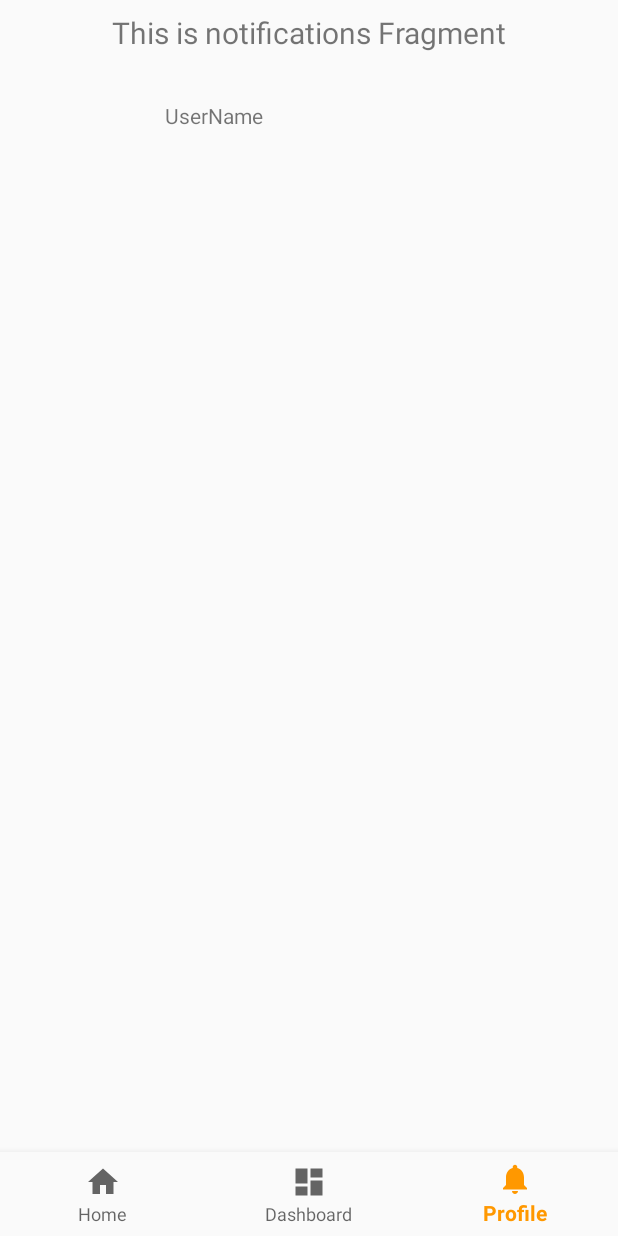
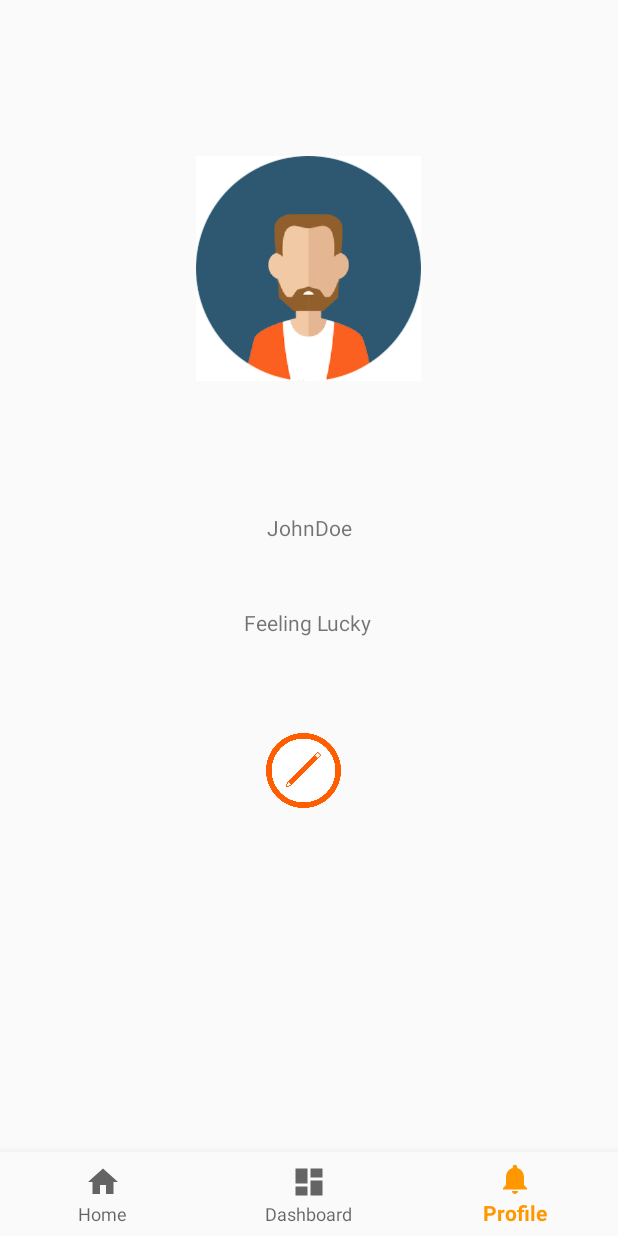
Before and after one commit to DanielZhang17/4176_project, an Android app: the NotificationsFragment screen opened through its navigation route, on a phone screen of 412 x 824 dp. Run offline under Robolectric (Android 15) with nearby library versions, the phone set to English and light mode, and no system bars; our stand-ins replace navigation-ui.

Commit message:
update with notification fragment -now user can update their profile -and save the profile into internal storage

```diff
--- a/app/src/main/java/com/example/a4176_project/ui/notifications/NotificationsFragment.kt
+++ b/app/src/main/java/com/example/a4176_project/ui/notifications/NotificationsFragment.kt
@@ -1,33 +1,95 @@
 package com.example.a4176_project.ui.notifications
 
+import android.content.ClipDescription
+import android.content.Context
 import android.os.Bundle
+import android.service.media.MediaBrowserService
+import android.util.Log
 import android.view.LayoutInflater
 import android.view.View
 import android.view.ViewGroup
-import android.widget.TextView
+import android.widget.*
+import androidx.appcompat.app.AlertDialog
 import androidx.fragment.app.Fragment
-import androidx.lifecycle.Observer
-import androidx.lifecycle.ViewModelProviders
 import com.example.a4176_project.R
+import kotlinx.android.synthetic.main.login.*
+import java.io.File
 
 class NotificationsFragment : Fragment() {
 
-    private lateinit var notificationsViewModel: NotificationsViewModel
+    val nameStorage = "nameFile"
+    val descriptionStorage = "descriptionFile"
+    var name: String = ""
+    var description: String = ""
+
+    lateinit var username: TextView
+    lateinit var descriptionView: TextView
 
     override fun onCreateView(
         inflater: LayoutInflater,
         container: ViewGroup?,
         savedInstanceState: Bundle?
     ): View? {
-        notificationsViewModel =
-            ViewModelProviders.of(this).get(NotificationsViewModel::class.java)
+
         val root = inflater.inflate(R.layout.fragment_notifications, container, false)
-        val textView: TextView = root.findViewById(R.id.text_notifications)
-        //val username: TextView = root.findViewById(R.id.username)
-        //val recycleView: TextView = root.findViewById(R.id.text_notifications)
-        notificationsViewModel.text.observe(this, Observer {
-            textView.text = it
-        })
+        val imageView: ImageView = root.findViewById(R.id.avator)
+        val file = File(context?.filesDir, nameStorage)
+
+        username= root.findViewById(R.id.profileNameView)
+        descriptionView = root.findViewById(R.id.descriptionTextView)
+
+        val button: Button = root.findViewById(R.id.editProfileButton)
+
+        button.setOnClickListener {
+            showDialog()
+        }
+
         return root
     }
+
+    fun showDialog() {
+
+        val builder = AlertDialog.Builder(context!!)
+        builder.setTitle("Set Profile")
+        val view = layoutInflater.inflate(R.layout.run_second_diaglog, null)
+        val editName: EditText = view.findViewById(R.id.editName)
+        val editDescription: EditText = view.findViewById(R.id.editDescription)
+
+        builder.setView(view)
+
+        builder.setPositiveButton(android.R.string.ok) { dialog, p1 ->
+            name = editName.text.toString()
+            description = editDescription.text.toString()
+
+            context?.openFileOutput(nameStorage, Context.MODE_PRIVATE).use {
+                it?.write(name.toByteArray())
+            }
+
+            context?.openFileOutput(descriptionStorage, Context.MODE_PRIVATE).use {
+                it?.write(description.toByteArray())
+            }
+
+            username.text =
+                context?.openFileInput(nameStorage)?.bufferedReader()?.useLines { lines ->
+
+                    lines.fold("") { some, text ->
+                        "$some\n$text"
+                    }
+                }
+
+            descriptionView.text =
+                context?.openFileInput(descriptionStorage)?.bufferedReader()?.useLines { lines ->
+
+                    lines.fold("") { some, text ->
+                        "$some\n$text"
+                    }
+                }
+        }
+        builder.setNegativeButton(android.R.string.cancel) { dialog, p1 ->
+            dialog.cancel()
+        }
+        builder.show();
+
+    }
+
 }
--- a/app/src/main/res/layout/fragment_notifications.xml
+++ b/app/src/main/res/layout/fragment_notifications.xml
@@ -5,55 +5,47 @@
     android:layout_width="match_parent"
     android:layout_height="match_parent">
 
+    <ImageView
+        android:id="@+id/avator"
+        android:layout_width="150dp"
+        android:layout_height="150dp"
+        android:layout_marginTop="104dp"
+        app:layout_constraintEnd_toEndOf="parent"
+        app:layout_constraintHorizontal_bias="0.498"
+        app:layout_constraintStart_toStartOf="parent"
+        app:layout_constraintTop_toTopOf="parent"
+        app:srcCompat="@drawable/sample_male_avatar" />
+
     <TextView
-        android:id="@+id/text_notifications"
-        android:layout_width="match_parent"
+        android:id="@+id/profileNameView"
+        android:layout_width="wrap_content"
         android:layout_height="wrap_content"
-        android:layout_marginStart="8dp"
-        android:layout_marginTop="8dp"
-        android:layout_marginEnd="8dp"
-        android:textAlignment="center"
-        android:textSize="20sp"
+        android:layout_marginTop="88dp"
+        android:text="JohnDoe"
         app:layout_constraintEnd_toEndOf="parent"
         app:layout_constraintStart_toStartOf="parent"
-        app:layout_constraintTop_toTopOf="parent" />
+        app:layout_constraintTop_toBottomOf="@+id/avator" />
 
-    <ImageView
-        android:id="@+id/avator"
+    <Button
+        android:id="@+id/editProfileButton"
+        android:layout_width="50dp"
+        android:layout_height="50dp"
+        android:layout_marginTop="64dp"
+        app:layout_constraintEnd_toEndOf="parent"
+        app:layout_constraintHorizontal_bias="0.49"
+        app:layout_constraintStart_toStartOf="parent"
+        app:layout_constraintTop_toBottomOf="@+id/descriptionTextView"
+        android:background="@drawable/edit_button_icon" />
+
+    <TextView
+        android:id="@+id/descriptionTextView"
         android:layout_width="wrap_content"
         android:layout_height="wrap_content"
-        android:layout_marginStart="137dp"
-        android:layout_marginLeft="137dp"
-        android:layout_marginTop="51dp"
-        android:layout_marginEnd="137dp"
-        android:layout_marginRight="137dp"
-        android:layout_marginBottom="16dp"
-        app:layout_constraintBottom_toTopOf="@+id/name"
-        app:layout_constraintEnd_toEndOf="@+id/text_notifications"
-        app:layout_constraintStart_toStartOf="@+id/recyclerView"
-        app:layout_constraintTop_toTopOf="parent"
-        tools:srcCompat="@tools:sample/avatars" />
+        android:layout_marginTop="44dp"
+        android:text="Feeling Lucky"
+        app:layout_constraintEnd_toEndOf="parent"
+        app:layout_constraintHorizontal_bias="0.498"
+        app:layout_constraintStart_toStartOf="parent"
+        app:layout_constraintTop_toBottomOf="@+id/profileNameView" />
 
-    <TextView
-        android:id="@+id/name"
-        android:layout_width="wrap_content"
-        android:layout_height="wrap_content"
-        android:layout_marginEnd="27dp"
-        android:layout_marginRight="27dp"
-        android:layout_marginBottom="75dp"
-        android:text="UserName"
-        app:layout_constraintBottom_toTopOf="@+id/recyclerView"
-        app:layout_constraintEnd_toEndOf="@+id/avator"
-        app:layout_constraintTop_toBottomOf="@+id/avator" />
-
-    <androidx.recyclerview.widget.RecyclerView
-        android:id="@+id/recyclerView"
-        android:layout_width="424dp"
-        android:layout_height="0dp"
-        android:layout_marginStart="1dp"
-        android:layout_marginLeft="1dp"
-        android:layout_marginBottom="1dp"
-        app:layout_constraintBottom_toBottomOf="parent"
-        app:layout_constraintStart_toStartOf="parent"
-        app:layout_constraintTop_toBottomOf="@+id/name" />
 </androidx.constraintlayout.widget.ConstraintLayout>
```
Also changed, not shown: app/src/main/res/layout/run_second_diaglog.xml (added, +42 -0 lines), app/src/main/res/drawable/edit_button_icon.png (added), app/src/main/res/drawable/sample_male_avatar.png (added).
